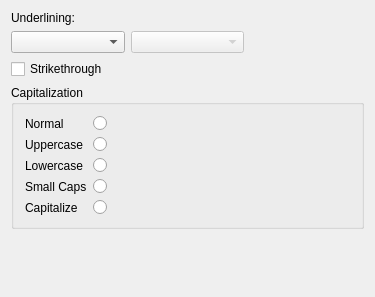
First picture: the form in plugins/textshape/dialogs/CharacterHighlighting.ui, repository KDE/krita, before the edit.
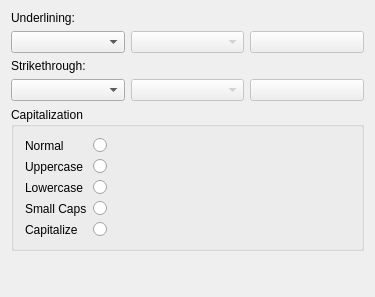
Second picture: the form after the edit. Custom widgets are drawn as their Qt base class.

Commit message: Clean up in character style dialogs: FontDia now uses CharacterGeneral. FontDia now works when selection contains several charFormat. Font dialog preview.

Patch:
```diff
--- a/plugins/textshape/dialogs/CharacterHighlighting.ui
+++ b/plugins/textshape/dialogs/CharacterHighlighting.ui
@@ -34,20 +34,13 @@
     </widget>
    </item>
    <item row="1" column="2" >
-    <widget class="KColorButton" native="1" name="underlineColor" >
+    <widget class="KColorButton" name="underlineColor" >
      <property name="enabled" >
       <bool>false</bool>
      </property>
     </widget>
    </item>
-   <item row="2" column="0" colspan="3" >
-    <widget class="QCheckBox" name="strikethrough" >
-     <property name="text" >
-      <string>Strikethrough</string>
-     </property>
-    </widget>
-   </item>
-   <item row="4" column="0" colspan="3" >
+   <item row="5" column="0" colspan="3" >
     <spacer>
      <property name="spacerName" stdset="0" >
       <string/>
@@ -66,7 +59,7 @@
      </property>
     </spacer>
    </item>
-   <item row="3" column="0" colspan="3" >
+   <item row="4" column="0" colspan="3" >
     <widget class="QGroupBox" name="groupBox" >
      <property name="title" >
       <string>Capitalization</string>
@@ -145,6 +138,30 @@
      </layout>
     </widget>
    </item>
+   <item row="2" column="0" >
+    <widget class="QLabel" name="textLabel2" >
+     <property name="text" >
+      <string>Strikethrough:</string>
+     </property>
+    </widget>
+   </item>
+   <item row="3" column="0" >
+    <widget class="QComboBox" name="strikethroughStyle" />
+   </item>
+   <item row="3" column="1" >
+    <widget class="QComboBox" name="strikethroughLineStyle" >
+     <property name="enabled" >
+      <bool>false</bool>
+     </property>
+    </widget>
+   </item>
+   <item row="3" column="2" >
+    <widget class="KColorButton" name="strikethroughColor" >
+     <property name="enabled" >
+      <bool>false</bool>
+     </property>
+    </widget>
+   </item>
   </layout>
  </widget>
  <layoutdefault spacing="6" margin="11" />
@@ -152,7 +169,7 @@
  <customwidgets>
   <customwidget>
    <class>KColorButton</class>
-   <extends>QWidget</extends>
+   <extends>QPushButton</extends>
    <header>kcolorbutton.h</header>
    <container>1</container>
   </customwidget>
```
Left out of the diff: 10 changed lines with no effect on the pictures. The commit also changes 28 other files.
